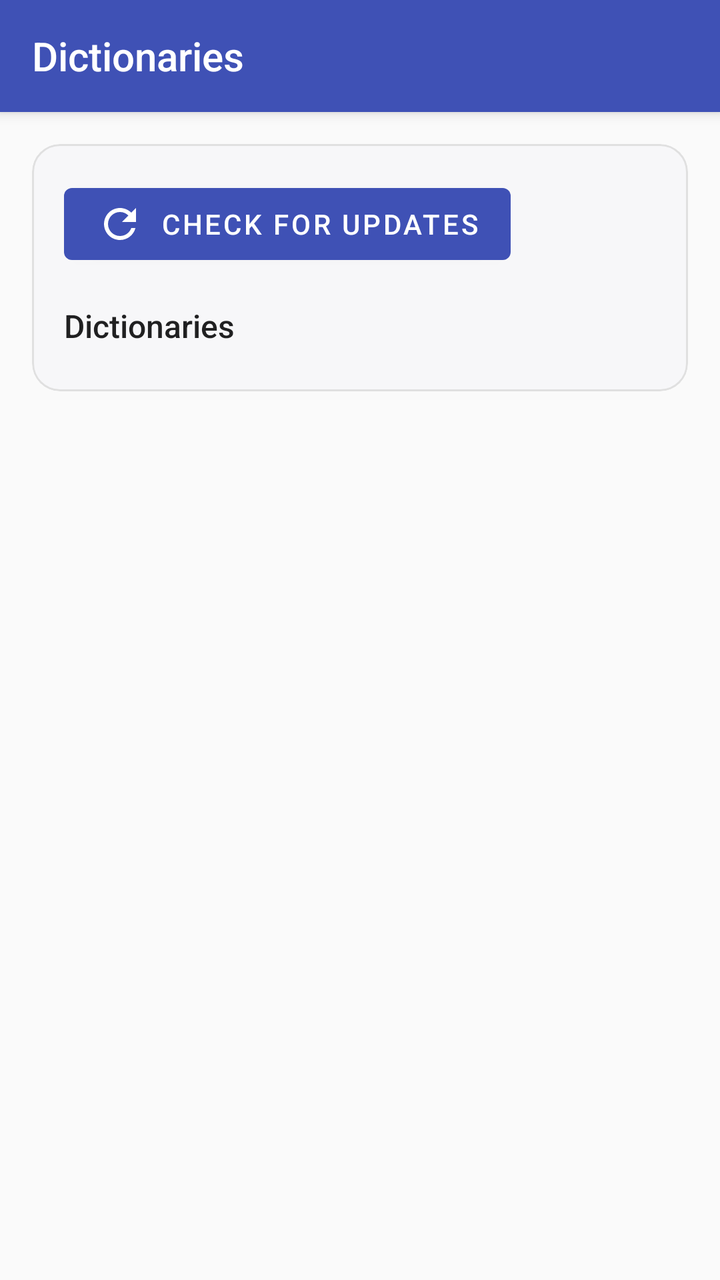
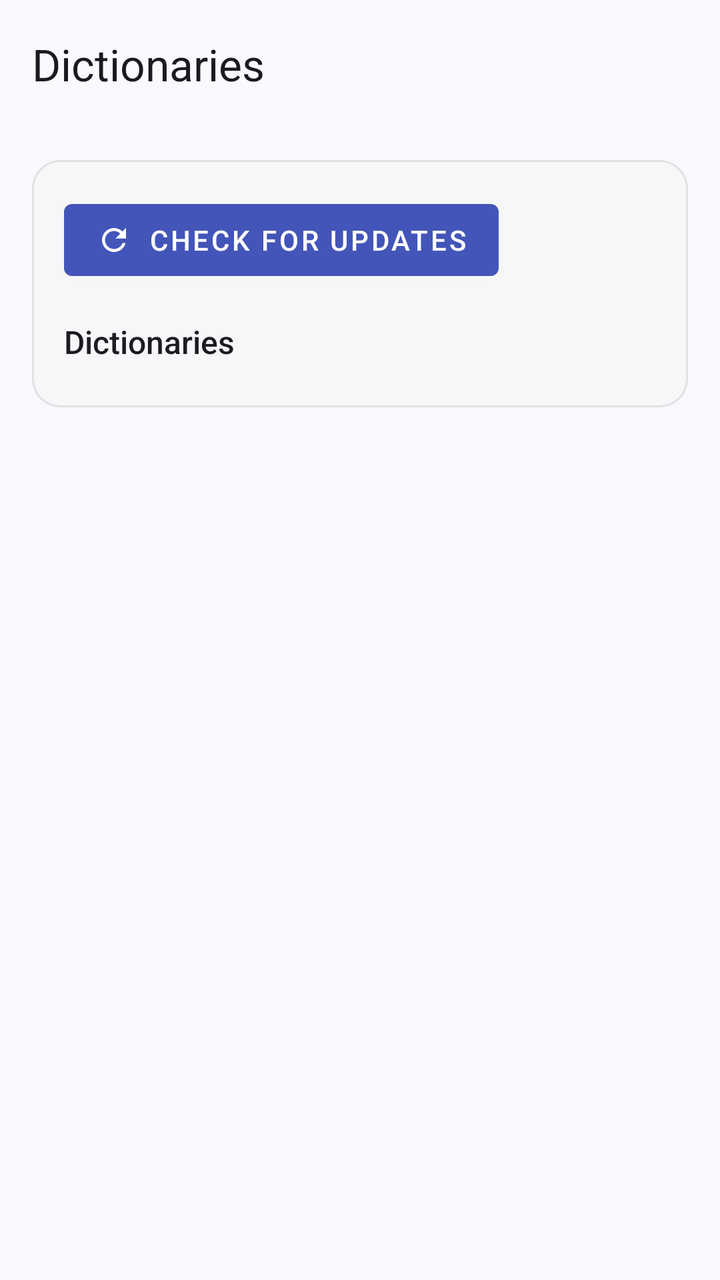

Two renders of the same Android screen: before a commit and after it. Below are the layout's source before the change and the commit's diff.
<!-- AndroidManifest.xml: activity theme AppTheme -->
<!-- res/layout/activity_dictionaries_management.xml -->
<?xml version="1.0" encoding="utf-8"?>
<LinearLayout xmlns:android="http://schemas.android.com/apk/res/android"
    xmlns:app="http://schemas.android.com/apk/res-auto"
    android:orientation="vertical"
    android:layout_width="match_parent"
    android:layout_height="match_parent"
    android:background="?android:attr/colorBackground">

    <androidx.appcompat.widget.Toolbar
        android:id="@+id/activity_dictionaries_management_toolbar"
        android:layout_width="match_parent"
        android:layout_height="?attr/actionBarSize"
        android:background="@color/toolbar"
        android:elevation="4dp"
        android:theme="@style/DictionariesManagementToolbarTheme"
        app:title="Dictionaries" />

    <ScrollView
        android:layout_width="match_parent"
        android:layout_height="0dp"
        android:layout_weight="1"
        android:clipToPadding="false"
        android:paddingBottom="24dp">

        <LinearLayout
            android:layout_width="match_parent"
            android:layout_height="wrap_content"
            android:orientation="vertical">

            
            <com.google.android.material.card.MaterialCardView
                android:layout_width="match_parent"
                android:layout_height="wrap_content"
                android:layout_margin="16dp"
                app:cardBackgroundColor="@color/dict_card_bg"
                app:strokeColor="@color/dict_card_stroke"
                app:strokeWidth="1dp"
                app:cardCornerRadius="14dp"
                app:cardElevation="0dp">

                <LinearLayout
                    android:layout_width="match_parent"
                    android:layout_height="wrap_content"
                    android:orientation="vertical"
                    android:padding="16dp">

                    <LinearLayout
                        android:layout_width="match_parent"
                        android:layout_height="wrap_content"
                        android:orientation="horizontal"
                        android:gravity="center_vertical">

                        <com.google.android.material.button.MaterialButton
                            android:id="@+id/activity_dictionaries_management_check_updates"
                            style="@style/Widget.MaterialComponents.Button"
                            android:layout_width="wrap_content"
                            android:layout_height="wrap_content"
                            app:icon="@drawable/ic_refresh_24px"
                            app:iconGravity="textStart"
                            android:text="@string/check_for_updates" />

                        <ProgressBar
                            android:id="@+id/activity_dictionaries_management_check_updates_spinner"
                            android:layout_width="20dp"
                            android:layout_height="20dp"
                            android:layout_marginStart="14dp"
                            android:indeterminate="true"
                            android:visibility="gone" />

                        <TextView
                            android:id="@+id/activity_dictionaries_management_status"
                            android:layout_width="wrap_content"
                            android:layout_height="wrap_content"
                            android:layout_marginStart="14dp"
                            android:textSize="11sp"
                            android:textStyle="bold"
                            android:paddingStart="10dp"
                            android:paddingEnd="10dp"
                            android:paddingTop="4dp"
                            android:paddingBottom="4dp" />
                    </LinearLayout>

                    <TextView
                        android:layout_width="match_parent"
                        android:layout_height="wrap_content"
                        android:layout_marginTop="16dp"
                        android:text="@string/dictionaries_header"
                        android:textAppearance="@style/TextAppearance.AppCompat.Title"
                        android:textSize="16sp" />

                    <LinearLayout
                        android:id="@+id/activity_dictionaries_management_container"
                        android:layout_width="match_parent"
                        android:layout_height="wrap_content"
                        android:layout_marginTop="6dp"
                        android:orientation="vertical" />
                </LinearLayout>
            </com.google.android.material.card.MaterialCardView>
        </LinearLayout>
    </ScrollView>
</LinearLayout>
<!-- resources referenced by this layout -->
<resources>
  <color name="dict_card_bg">#F7F7F9</color>
  <color name="dict_card_stroke">#E0E0E0</color>
  <color name="toolbar">#3F51B5</color>
  <string name="check_for_updates">Check for updates</string>
  <string name="dictionaries_header">Dictionaries</string>
  <style name="DictionariesManagementToolbarTheme" parent="">
          <item name="android:textColorPrimary">@color/text_navigation</item>
          <item name="colorControlNormal">@color/text_navigation</item>
          <item name="colorPrimary">@color/text_navigation</item>
      </style>
  <style name="AppTheme" parent="Theme.MaterialComponents.DayNight.NoActionBar.Bridge">
          <item name="colorPrimary">@color/colorPrimary</item>
          <item name="colorPrimaryDark">@color/colorPrimaryDark</item>
          <item name="colorAccent">@color/colorAccent</item>
      </style>
  <color name="text_navigation">@color/white</color>
  <color name="colorPrimary">#3F51B5</color>
  <color name="colorPrimaryDark">#303F9F</color>
  <color name="colorAccent">#FF4081</color>
  <color name="white">#FFF</color>
  <!-- unchanged entries left out for length: 1 -->
</resources>

<!-- the commit's change to res/layout/activity_dictionaries_management.xml (unified diff, before → after) -->
@@ -10,8 +10,8 @@
         android:id="@+id/activity_dictionaries_management_toolbar"
         android:layout_width="match_parent"
         android:layout_height="?attr/actionBarSize"
-        android:background="@color/toolbar"
-        android:elevation="4dp"
+        android:background="?attr/colorSurface"
+        android:elevation="2dp"
         android:theme="@style/DictionariesManagementToolbarTheme"
         app:title="Dictionaries" />
 
<!-- resource entries referenced after the edit -->
@@ -2,24 +2,67 @@
 <resources>
   <color name="dict_card_bg">#F7F7F9</color>
   <color name="dict_card_stroke">#E0E0E0</color>
-  <color name="toolbar">#3F51B5</color>
   <string name="check_for_updates">Check for updates</string>
   <string name="dictionaries_header">Dictionaries</string>
   <style name="DictionariesManagementToolbarTheme" parent="">
-          <item name="android:textColorPrimary">@color/text_navigation</item>
-          <item name="colorControlNormal">@color/text_navigation</item>
-          <item name="colorPrimary">@color/text_navigation</item>
+          <item name="android:textColorPrimary">?attr/colorOnSurface</item>
+          <item name="colorControlNormal">?attr/colorOnSurfaceVariant</item>
+          <item name="colorPrimary">?attr/colorOnSurface</item>
       </style>
-  <style name="AppTheme" parent="Theme.MaterialComponents.DayNight.NoActionBar.Bridge">
-          <item name="colorPrimary">@color/colorPrimary</item>
+  <style name="AppTheme" parent="Theme.Material3.DayNight.NoActionBar">
+          <item name="colorPrimary">@color/md_primary</item>
+          <item name="colorOnPrimary">@color/md_on_primary</item>
+          <item name="colorPrimaryContainer">@color/md_primary_container</item>
+          <item name="colorOnPrimaryContainer">@color/md_on_primary_container</item>
+          <item name="colorSecondary">@color/md_secondary</item>
+          <item name="colorOnSecondary">@color/md_on_secondary</item>
+          <item name="colorSecondaryContainer">@color/md_secondary_container</item>
+          <item name="colorOnSecondaryContainer">@color/md_on_secondary_container</item>
+          <item name="colorSurface">@color/md_surface</item>
+          <item name="colorOnSurface">@color/md_on_surface</item>
+          <item name="colorSurfaceVariant">@color/md_surface_variant</item>
+          <item name="colorOnSurfaceVariant">@color/md_on_surface_variant</item>
+          <item name="colorOutline">@color/md_outline</item>
+          <item name="colorOutlineVariant">@color/md_outline_variant</item>
+          <item name="android:colorBackground">@color/md_background</item>
           <item name="colorPrimaryDark">@color/colorPrimaryDark</item>
           <item name="colorAccent">@color/colorAccent</item>
+          <item name="searchViewStyle">@style/Widget.Sumatora.SearchView</item>
+          <item name="android:windowLightStatusBar">@bool/is_light_status_bar</item>
+          <item name="android:windowLightNavigationBar">@bool/is_light_status_bar</item>
+          <item name="android:navigationBarColor">?attr/colorPrimaryDark</item>
       </style>
-  <color name="text_navigation">@color/white</color>
-  <color name="colorPrimary">#3F51B5</color>
-  <color name="colorPrimaryDark">#303F9F</color>
-  <color name="colorAccent">#FF4081</color>
-  <color name="white">#FFF</color>
+  <color name="md_primary">#4355B9</color>
+  <color name="md_on_primary">#FFFFFF</color>
+  <color name="md_primary_container">#DEE0FF</color>
+  <color name="md_on_primary_container">#000B61</color>
+  <color name="md_secondary">#5B5D72</color>
+  <color name="md_on_secondary">#FFFFFF</color>
+  <color name="md_secondary_container">#E0E1F9</color>
+  <color name="md_on_secondary_container">#181A2C</color>
+  <color name="md_surface">#FBF8FF</color>
+  <color name="md_on_surface">#1B1B1F</color>
+  <color name="md_surface_variant">#E4E1EC</color>
+  <color name="md_on_surface_variant">#46464F</color>
+  <color name="md_outline">#767680</color>
+  <color name="md_outline_variant">#C7C5D0</color>
+  <color name="md_background">#FBF8FF</color>
+  <color name="colorPrimaryDark">@color/md_surface</color>
+  <color name="colorAccent">@color/md_primary</color>
+  <style name="Widget.Sumatora.SearchView" parent="Widget.AppCompat.SearchView">
+          <item name="queryBackground">@drawable/bg_search_field</item>
+          <item name="submitBackground">@drawable/bg_search_field</item>
+      </style>
+  <!-- drawable bg_search_field (drawable) -->
+  <?xml version="1.0" encoding="utf-8"?>
+  <shape xmlns:android="http://schemas.android.com/apk/res/android"
+      android:shape="rectangle">
+      <solid android:color="?attr/colorSurfaceVariant" />
+      <stroke
+          android:width="1dp"
+          android:color="?attr/colorOutlineVariant" />
+      <corners android:radius="24dp" />
+  </shape>
   <!-- unchanged entries left out for length: 1 -->
 </resources>
 
